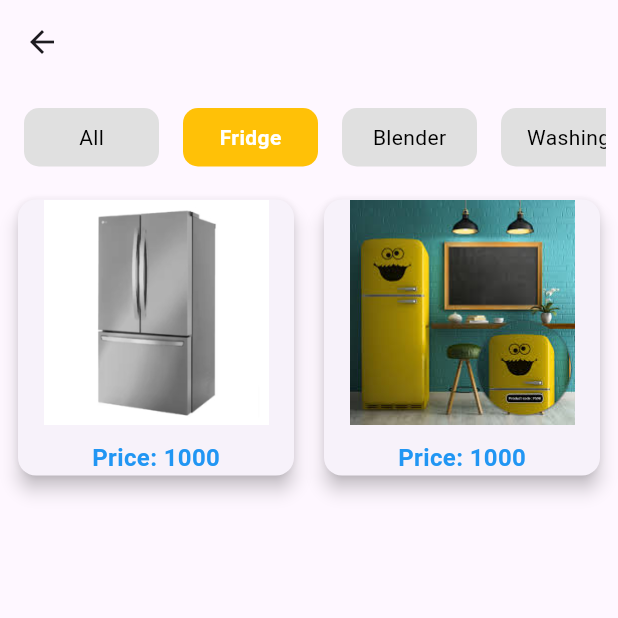
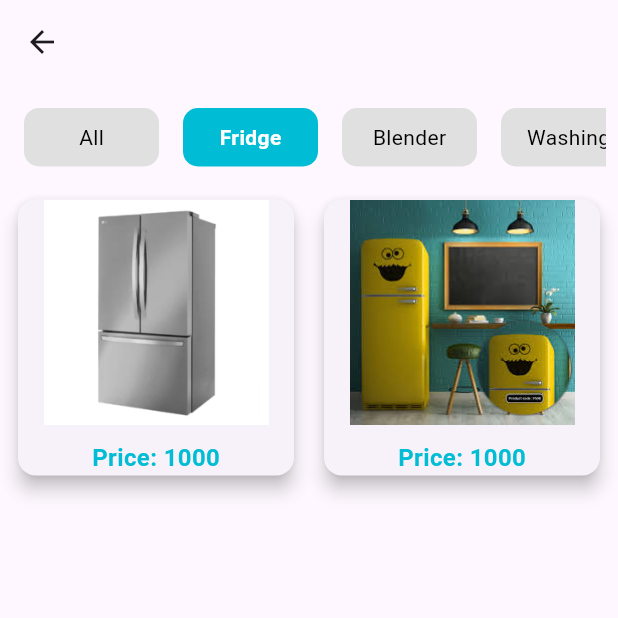
Before and after one commit to sohasara/E-Commerce-App, a Flutter app: the AppliancePage screen opened directly, after a tap on "Fridge", on a phone screen of 412 x 824 dp, the top half of it. Run offline on Flutter 3.47's test engine with Material 3 defaults, Android fonts, the phone set to English and light mode, and no system bars; our stand-ins replace flutter_riverpod.

Commit message:
modify color

```diff
--- a/lib/feature/presentation/pages/category/appliance.dart
+++ b/lib/feature/presentation/pages/category/appliance.dart
@@ -40,7 +40,7 @@ class AppliancePage extends ConsumerWidget {
                         child: ChipContainer(
                           name: applianceCHips[index],
                           isSelected: categorySelect == applianceCHips[index],
-                          color: Colors.amber,
+                          color: Colors.cyan,
                         ),
                       );
                     }),
@@ -75,7 +75,7 @@ class AppliancePage extends ConsumerWidget {
                           style: const TextStyle(
                             fontSize: 16,
                             fontWeight: FontWeight.bold,
-                            color: Colors.blue,
+                            color: Colors.cyan,
                           ),
                         ),
                       ],
--- a/lib/feature/presentation/pages/category/bag_page.dart
+++ b/lib/feature/presentation/pages/category/bag_page.dart
@@ -40,7 +40,7 @@ class BagPage extends ConsumerWidget {
                         child: ChipContainer(
                           name: bagChips[index],
                           isSelected: categorySelect == bagChips[index],
-                          color: Colors.amber,
+                          color: Colors.black,
                         ),
                       );
                     }),
@@ -75,7 +75,7 @@ class BagPage extends ConsumerWidget {
                           style: const TextStyle(
                             fontSize: 16,
                             fontWeight: FontWeight.bold,
-                            color: Colors.blue,
+                            color: Colors.black,
                           ),
                         ),
                       ],
```
